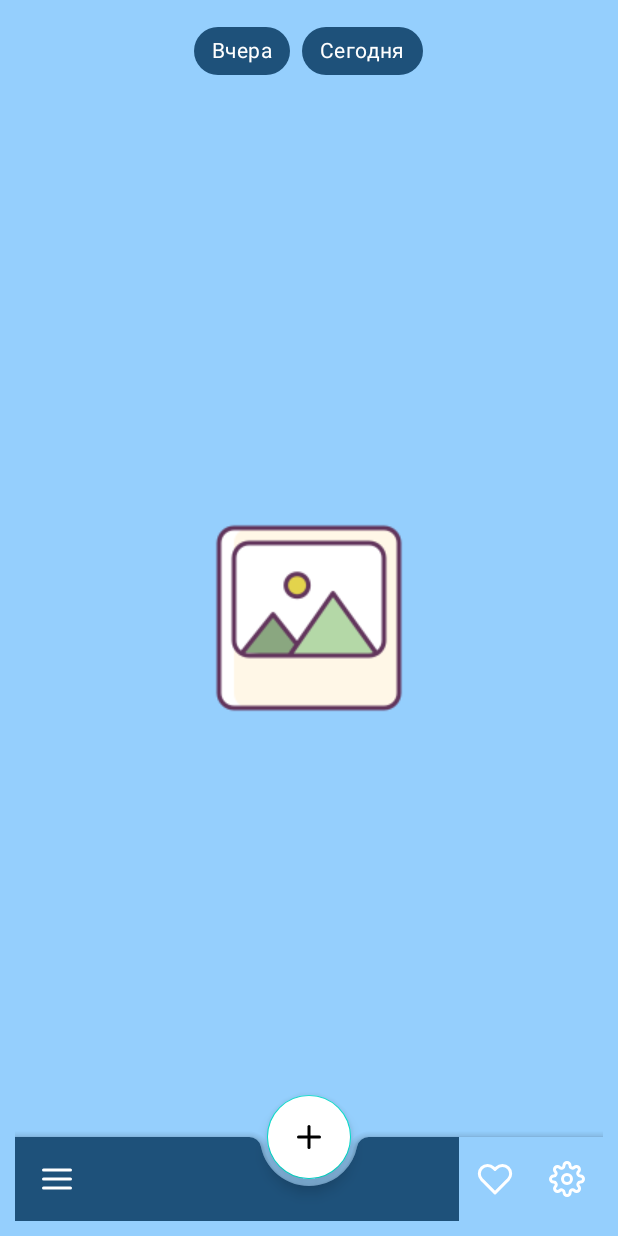
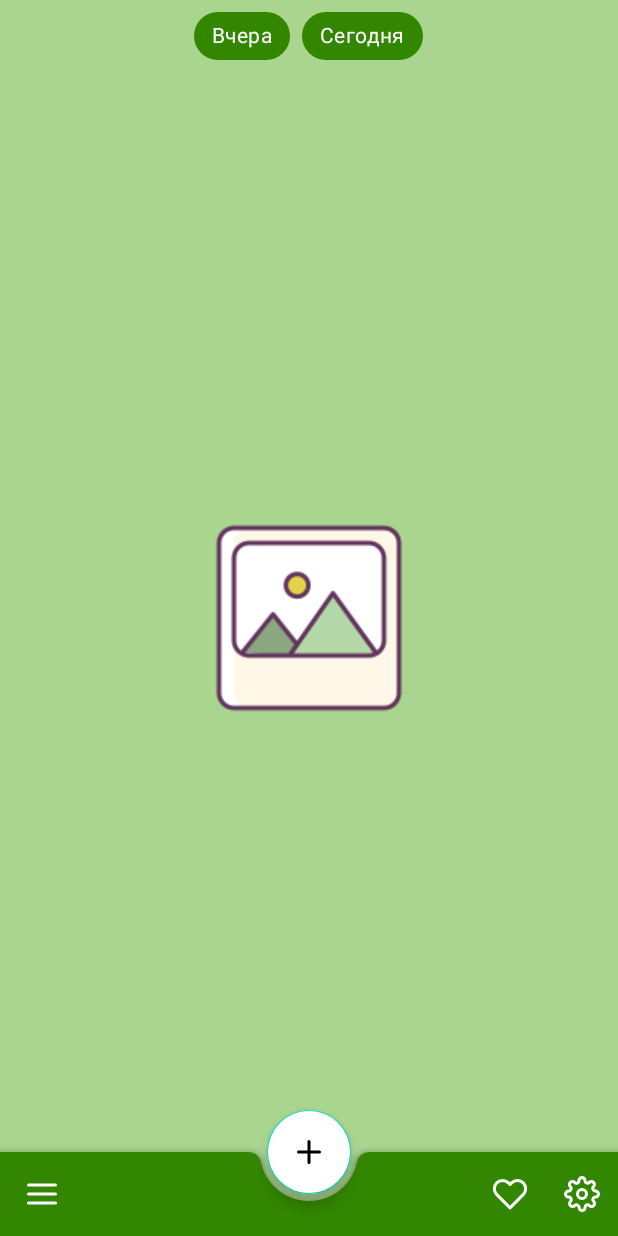
Before and after one commit to wowus94/MyPictureOfTheDay, an Android app: the screen it shows after launch (MainActivity), on a phone screen of 412 x 824 dp. Run offline under Robolectric (Android 15) with nearby library versions, the phone set to English and light mode, and no system bars; pictures from the network do not load.

Commit message:
ДЗ 1 : решил проблему с фоном

```diff
--- a/app/src/main/java/com/example/mypictureoftheday/view/MainActivity.kt
+++ b/app/src/main/java/com/example/mypictureoftheday/view/MainActivity.kt
@@ -8,7 +8,7 @@ import com.example.mypictureoftheday.view.picture.PictureOfTheDayFragment
 class MainActivity : AppCompatActivity() {
     override fun onCreate(savedInstanceState: Bundle?) {
         super.onCreate(savedInstanceState)
-
+        setTheme(R.style.MyGreenTheme)
         setContentView(R.layout.activity_main)
         if (savedInstanceState == null) {
             supportFragmentManager.beginTransaction()
--- a/app/src/main/res/layout/activity_main.xml
+++ b/app/src/main/res/layout/activity_main.xml
@@ -2,7 +2,6 @@
 <FrameLayout xmlns:android="http://schemas.android.com/apk/res/android"
     android:id="@+id/container"
     android:layout_width="match_parent"
-    android:layout_height="match_parent"
-    android:padding="10dp">
+    android:layout_height="match_parent">
 
 </FrameLayout>
--- a/app/src/main/res/layout/fragment_picture_of_the_day.xml
+++ b/app/src/main/res/layout/fragment_picture_of_the_day.xml
@@ -4,7 +4,8 @@
     xmlns:tools="http://schemas.android.com/tools"
     android:layout_width="match_parent"
     android:layout_height="match_parent"
-    tools:context=".view.picture.PictureOfTheDayFragment">
+    tools:context=".view.picture.PictureOfTheDayFragment"
+    android:background="?fonColor">
 
     <com.google.android.material.textfield.TextInputLayout
         android:id="@+id/inputLayout"
--- a/app/src/main/res/values/themes.xml
+++ b/app/src/main/res/values/themes.xml
@@ -8,7 +8,6 @@
         <!-- Secondary brand color. -->
         <item name="colorSecondary">@color/teal_200</item>
         <item name="colorSecondaryVariant">@color/teal_700</item>
-        <item name="android:background">?fonColor</item>
 
         <item name="colorOnSecondary">@color/black</item>
         <!-- Status bar color. -->
```
